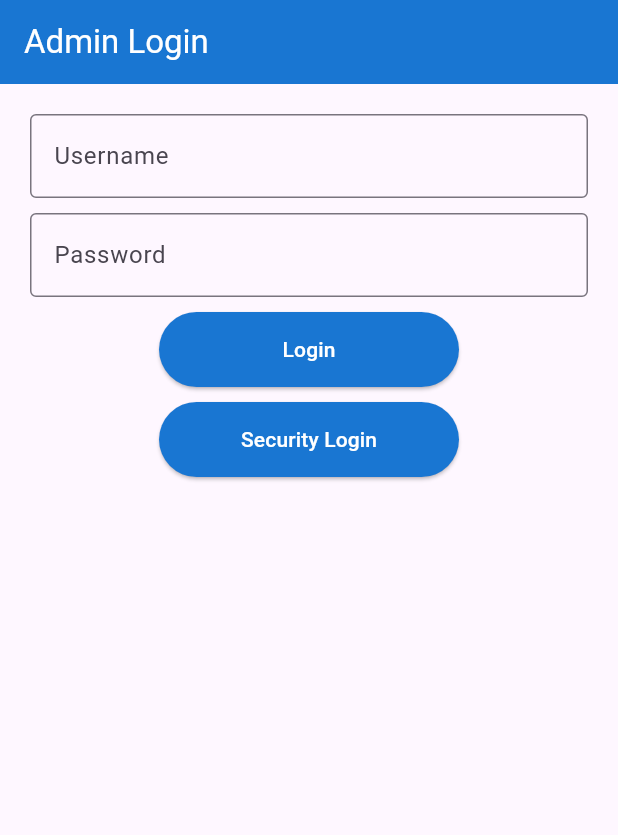
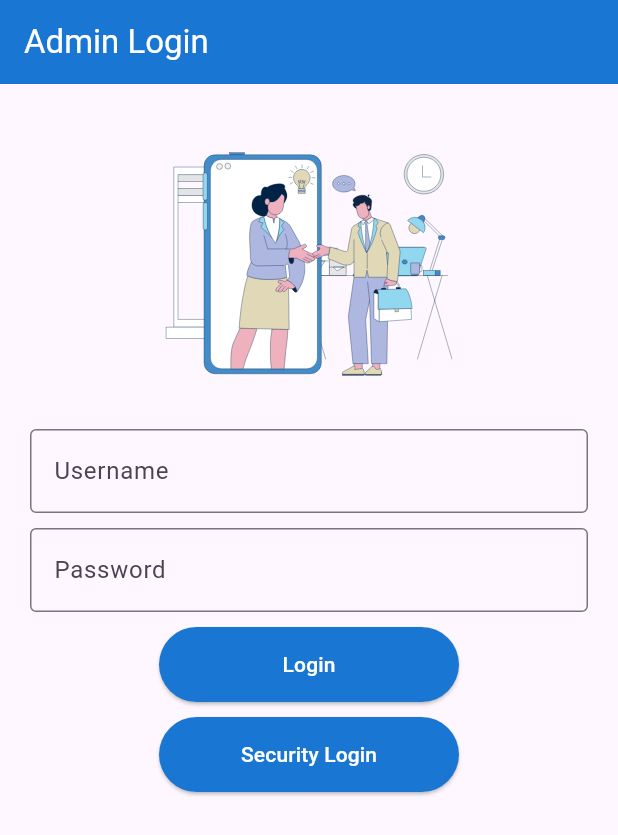
Before and after one commit to Naslanas/security_app_frondend, a Flutter app: the screen it shows after launch, on a phone screen of 412 x 824 dp. Shown: the top 835 px of the screen. Run offline on Flutter 3.47's test engine with Material 3 defaults, Android fonts, the phone set to English and light mode, and no system bars; our stand-ins replace flutter_svg; missing offline and left inert: dart:html.

```diff
--- a/lib/Services/securityService.dart
+++ b/lib/Services/securityService.dart
@@ -5,7 +5,7 @@ import 'package:security_app/Models/securityModel.dart';
 class SecurityApiService{
   Future<dynamic>LoginApi(String email,String password)async{
     var client=http.Client();
-    var apiurl=Uri.parse("http://localhost:3001/api/securityapp/loginsecurity");
+    var apiurl=Uri.parse("http://172.16.183.223:3001/api/securityapp/loginsecurity");
     var response=await client.post(apiurl,
     headers: <String,String>{
       "Content-Type":"application/json;charset=UTF-8"
@@ -25,7 +25,7 @@ class SecurityApiService{
 
   Future<List<Security>>getSecurity() async{
     var client=http.Client();
-    var apiUrl=Uri.parse("http://localhost:3001/api/securityapp/viewsecurity");
+    var apiUrl=Uri.parse("http://172.16.183.223:3001/api/securityapp/viewsecurity");
     var response= await client.post(apiUrl);
     if(response.statusCode==200){
       return securityFromJson(response.body);
@@ -37,7 +37,7 @@ class SecurityApiService{
 
   Future<dynamic>sendData(String name ,String Emp_id,String address,String phone,String email,String password)async{
     var client=http.Client();
-    var apiUrl=Uri.parse("http://localhost:3001/api/securityapp/regsecurity");
+    var apiUrl=Uri.parse("http://172.16.183.223:3001/api/securityapp/regsecurity");
     var response=await client.post(apiUrl,
     headers: <String,String>{
       "Content-Type":"application/json;charset=UTF-8"
--- a/lib/Services/visitorService.dart
+++ b/lib/Services/visitorService.dart
@@ -5,7 +5,7 @@ import 'package:security_app/Models/visitorModel.dart';
 class VisitorApiService{
   Future<List<Visitor>> getVisitor()async{
     var client=http.Client();
-    var apiUrl=Uri.parse("http://localhost:3001/api/securityapp/viewvisitor");
+    var apiUrl=Uri.parse("http://172.16.183.223:3001/api/securityapp/viewvisitor");
     var response= await client.post(apiUrl);
     if(response.statusCode==200){
       return visitorFromJson(response.body);
@@ -16,7 +16,7 @@ class VisitorApiService{
   }
   Future<dynamic>sendData(String name,String address,String phone,String purpose)async {
     var client = http.Client();
-    var apiUrl = Uri.parse("http://localhost:3001/api/securityapp/addvisitor");
+    var apiUrl = Uri.parse("http://172.16.183.223:3001/api/securityapp/addvisitor");
     var response = await client.post(apiUrl,
         headers: <String, String>{
           "Content-Type": "application/json;charset=UTF-8"
--- a/lib/pages/add_visitor.dart
+++ b/lib/pages/add_visitor.dart
@@ -33,9 +33,10 @@ class _addVisitorState extends State<addVisitor> {
       home: Scaffold(
         appBar: AppBar(
           backgroundColor: Colors.blue.shade700,
-          title: Text("Add Security",style: TextStyle(color: Colors.white),),
+          title: Text("Add Visitor",style: TextStyle(color: Colors.white),),
         ),
-        body: Container(
+        body: SingleChildScrollView(
+          child: Container(
             child: Column(
               children: [
                 TextField(
@@ -105,6 +106,7 @@ class _addVisitorState extends State<addVisitor> {
             ),
           ),
         ),
+      ),
     );
   }
 }
--- a/lib/pages/adminLogin.dart
+++ b/lib/pages/adminLogin.dart
@@ -1,4 +1,7 @@
+import 'dart:html';
+
 import 'package:flutter/material.dart';
+import 'package:flutter_svg/flutter_svg.dart';
 import 'package:security_app/pages/adminMenu.dart';
 import 'package:security_app/pages/securityLogin.dart';
 
@@ -25,6 +28,8 @@ class _adminLoginState extends State<adminLogin> {
           width: double.infinity,
           child: Column(
             children: [
+              SvgPicture.asset("assets/live.svg",height: 200,width: 200,),
+              SizedBox(height: 10,),
               TextField(
                 controller: user,
                 decoration: InputDecoration(
@@ -35,6 +40,7 @@ class _adminLoginState extends State<adminLogin> {
               ),
               SizedBox(height: 10,),
               TextField(
+                obscureText: true,
                 controller: pass,
                 decoration: InputDecoration(
                     labelText: "Password",
--- a/pubspec.yaml
+++ b/pubspec.yaml
@@ -36,6 +36,7 @@ dependencies:
   # Use with the CupertinoIcons class for iOS style icons.
   cupertino_icons: ^1.0.2
   http: ^1.2.0
+  flutter_svg: ^2.0.9
 
 dev_dependencies:
   flutter_test:
@@ -60,8 +61,8 @@ flutter:
   uses-material-design: true
 
   # To add assets to your application, add an assets section, like this:
-  # assets:
-  #   - images/a_dot_burr.jpeg
+  assets:
+    - assets/
   #   - images/a_dot_ham.jpeg
 
   # An image asset can refer to one or more resolution-specific "variants", see
```
Also changed, not shown: assets/live.svg (added), pubspec.lock. Lines whose indentation alone changed are shown as unchanged.
